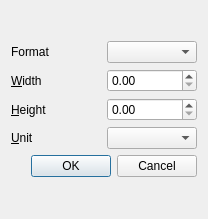
First picture: the form in sources/Forms/resizescenedialog.ui, repository jose94752/ClipEdit, before the edit.
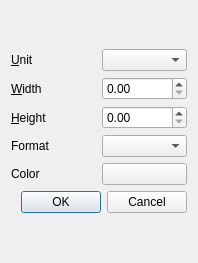
Second picture: the form after the edit. Custom widgets are drawn as their Qt base class.

```diff
--- a/sources/Forms/resizescenedialog.ui
+++ b/sources/Forms/resizescenedialog.ui
@@ -6,8 +6,8 @@
    <rect>
     <x>0</x>
     <y>0</y>
-    <width>208</width>
-    <height>219</height>
+    <width>198</width>
+    <height>263</height>
    </rect>
   </property>
   <property name="windowTitle">
@@ -19,14 +19,17 @@
      <item>
       <layout class="QHBoxLayout" name="horizontalLayout">
        <item>
-        <widget class="QLabel" name="label_format">
+        <widget class="QLabel" name="labelUnit">
          <property name="text">
-          <string>Format</string>
+          <string>&amp;Unit</string>
+         </property>
+         <property name="buddy">
+          <cstring>comboBoxUnit</cstring>
          </property>
         </widget>
        </item>
        <item>
-        <widget class="QComboBox" name="comboBox_format"/>
+        <widget class="QComboBox" name="comboBoxUnit"/>
        </item>
       </layout>
      </item>
@@ -45,7 +48,7 @@
        <item>
         <widget class="QDoubleSpinBox" name="doubleSpinBoxWidth">
          <property name="maximum">
-          <double>1500.000000000000000</double>
+          <double>10000.000000000000000</double>
          </property>
         </widget>
        </item>
@@ -66,7 +69,7 @@
        <item>
         <widget class="QDoubleSpinBox" name="doubleSpinBoxHeight">
          <property name="maximum">
-          <double>1500.000000000000000</double>
+          <double>10000.000000000000000</double>
          </property>
         </widget>
        </item>
@@ -75,17 +78,32 @@
      <item>
       <layout class="QHBoxLayout" name="horizontalLayout_4">
        <item>
-        <widget class="QLabel" name="labelUnit">
+        <widget class="QLabel" name="label_format">
          <property name="text">
-          <string>&amp;Unit</string>
+          <string>Format</string>
          </property>
-         <property name="buddy">
-          <cstring>comboBoxUnit</cstring>
+        </widget>
+       </item>
+       <item>
+        <widget class="QComboBox" name="comboBox_format"/>
+       </item>
+      </layout>
+     </item>
+     <item>
+      <layout class="QHBoxLayout" name="horizontalLayout_5">
+       <item>
+        <widget class="QLabel" name="label_color">
+         <property name="text">
+          <string>Color</string>
          </property>
         </widget>
        </item>
        <item>
-        <widget class="QComboBox" name="comboBoxUnit"/>
+        <widget class="ColorButton" name="colorButton">
+         <property name="text">
+          <string/>
+         </property>
+        </widget>
        </item>
       </layout>
      </item>
@@ -103,6 +121,13 @@
    </item>
   </layout>
  </widget>
+ <customwidgets>
+  <customwidget>
+   <class>ColorButton</class>
+   <extends>QPushButton</extends>
+   <header>Classes/colorbutton.h</header>
+  </customwidget>
+ </customwidgets>
  <resources/>
  <connections>
   <connection>
```
